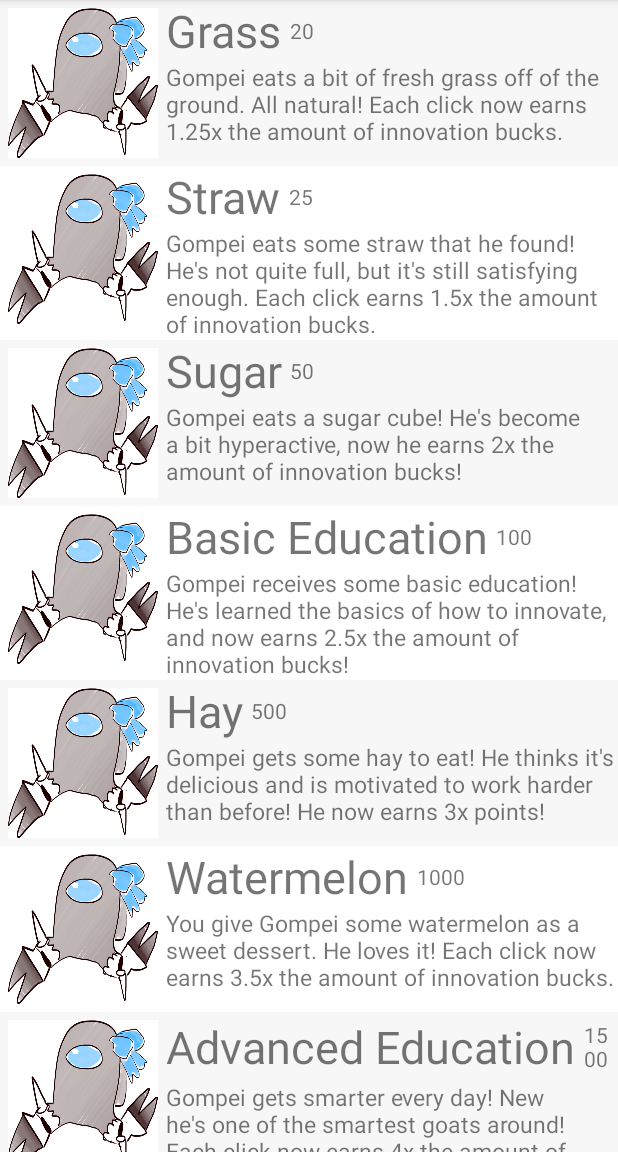
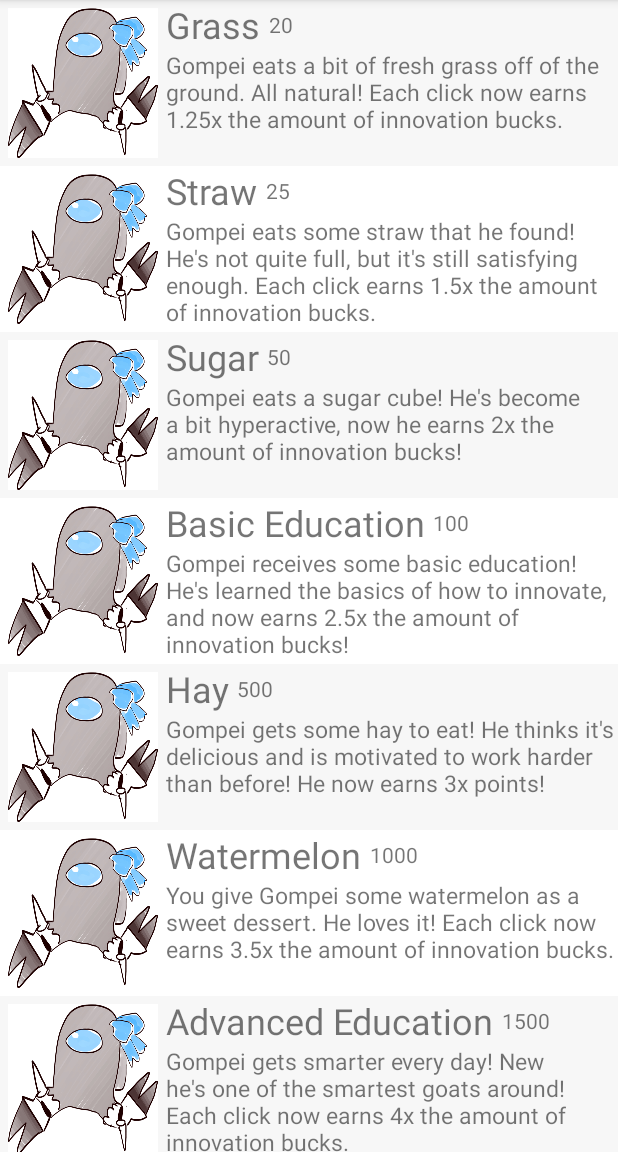
Before and after one commit to RVRX/Gompei-Clicker, an Android app: the fragment shopFragment shown on its own in the app's theme, on a phone screen of 412 x 824 dp, the part 84-1236 px from its top. Run offline under Robolectric (Android 15) with nearby library versions, the phone set to English and light mode, and no system bars; our stand-ins replace Room's generated code.

Commit message:
Adjusted size of upgrade ID so it fits into the phone screen better.

```diff
--- a/app/src/main/res/layout/list_item_upgrade.xml
+++ b/app/src/main/res/layout/list_item_upgrade.xml
@@ -44,7 +44,7 @@
                     android:layout_height="wrap_content"
                     android:clickable="false"
                     android:text="@string/upgrade_name_default"
-                    android:textSize="30sp" />
+                    android:textSize="24sp" />
 
                 <TextView
                     android:id="@+id/upgrade_cost"
```
